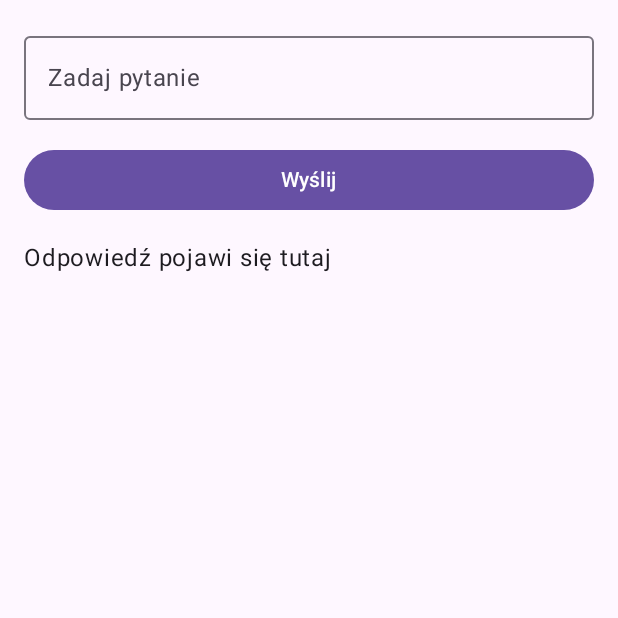
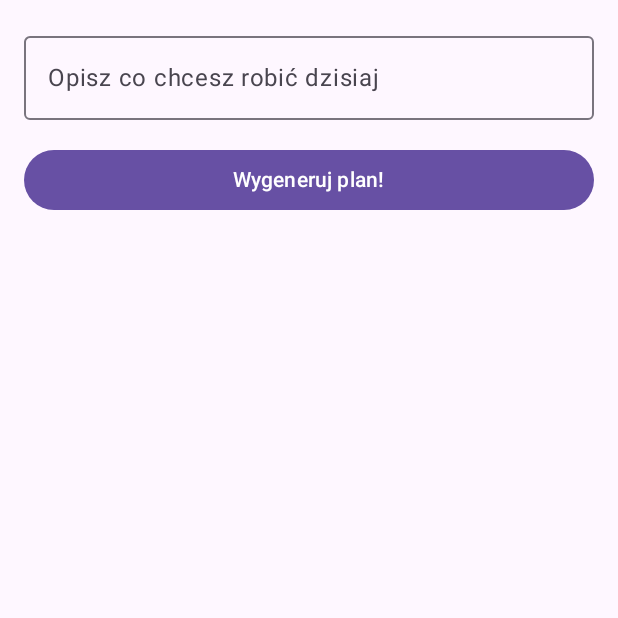
Before and after one commit to Gou-ash/FishyFrank, an Android app built with Jetpack Compose: the screen it shows after launch (MainActivity), on a phone screen of 412 x 824 dp, the top half of it. Run offline under Robolectric (Android 15) with nearby library versions, the phone set to English and light mode, and no system bars.

Commit message:
More changes

```diff
--- a/app/src/main/java/com/example/hackaton/Gemini.kt
+++ b/app/src/main/java/com/example/hackaton/Gemini.kt
@@ -17,18 +17,15 @@ import androidx.compose.runtime.mutableStateOf
 import androidx.compose.runtime.remember
 import androidx.compose.runtime.setValue
 import androidx.compose.ui.Modifier
-import androidx.compose.ui.tooling.preview.Preview
 import androidx.compose.ui.unit.dp
-import androidx.compose.ui.unit.sp
 import retrofit2.Call
 import retrofit2.Callback
 import retrofit2.Response
 import retrofit2.Retrofit
 import retrofit2.converter.gson.GsonConverterFactory
 
-
 // Main ask function
-public fun askGemini(dzien: Dzien, prompt: String, onResponse: (String) -> Unit) {
+public fun askGemini(prompt: String, onResponse: (String) -> Unit) {
     // Build retrofit
     val retrofit = Retrofit.Builder()
         .baseUrl("https://generativelanguage.googleapis.com/")
@@ -38,7 +35,7 @@ public fun askGemini(dzien: Dzien, prompt: String, onResponse: (String) -> Unit)
     // Generate request
     val api = retrofit.create(GeminiApi::class.java)
     val request = GeminiRequest(
-        contents = listOf(Content(parts = listOf(Part(text =  GetDayplan(dzien, prompt)))))
+        contents = listOf(Content(parts = listOf(Part(text =  GetDayplan(prompt)))))
     )
 
     // API KEY
@@ -82,7 +79,7 @@ fun GeminiChatScreen(
         OutlinedTextField(
             value = prompt,
             onValueChange = { prompt = it },
-            label = { Text("Zadaj pytanie") },
+            label = { Text("Opisz co chcesz robić dzisiaj") },
             modifier = Modifier.fillMaxWidth()
         )
 
@@ -92,29 +89,27 @@ fun GeminiChatScreen(
             onClick = { onSend(prompt) },
             modifier = Modifier.fillMaxWidth()
         ) {
-            Text("Wyślij")
+            Text("Wygeneruj plan!")
         }
 
         Spacer(modifier = Modifier.height(16.dp))
 
-        Text(
-            text = responseText,
-            fontSize = 16.sp,
-            modifier = Modifier.fillMaxWidth()
-        )
+        if (responseText!="Odpowiedź pojawi się tutaj") {
+            CreatePlan(stripFences(responseText))
+        }
     }
 }
 
 
 @Composable
-fun GeminiTest(dzien: Dzien) {
+fun GeminiTest() {
     var responseText by remember { mutableStateOf("Odpowiedź pojawi się tutaj") }
 
     MaterialTheme {
         Surface(modifier = Modifier.fillMaxSize()) {
             GeminiChatScreen(
                 onSend = { prompt ->
-                    askGemini(dzien, prompt) { reply ->
+                    askGemini(prompt) { reply ->
                         responseText = reply
                     }
                 },
@@ -123,8 +118,6 @@ fun GeminiTest(dzien: Dzien) {
         }
     }
 
-    if (responseText!="Odpowiedź pojawi się tutaj")
-        CreatePlan(stripFences(responseText), dayName = "SOBOTA")
 }
 
 fun stripFences(raw: String): String {
--- a/app/src/main/java/com/example/hackaton/MainActivity.kt
+++ b/app/src/main/java/com/example/hackaton/MainActivity.kt
@@ -11,8 +11,7 @@ class MainActivity : ComponentActivity() {
         super.onCreate(savedInstanceState)
         setContent {
             // Gemini test
-            GeminiTest(dzien = Dzien.SOBOTA)
-
+            GeminiTest()
         }
     }
 
--- a/app/src/main/java/com/example/hackaton/Prompts.kt
+++ b/app/src/main/java/com/example/hackaton/Prompts.kt
@@ -1,16 +1,17 @@
 package com.example.hackaton
 
-public fun GetDayplan(dzien: Dzien, tasks: String): String {
+public fun GetDayplan(tasks: String): String {
     val head = """
             Jesteś asystentem pomagającym w planowaniu.
-            Proszę wygeneruj plan dnia zawierający tylko podane zadania na $dzien w formacie JSON.
-            Nazwa obiektu to $dzien.
+            Miej w uwadzę to że pomagasz użytkownikowi ze zdrowiem psychicznym i
+            we walce z nadmiernym screen timem.
+            Miej na uwadzę poprzednie zapytania, i poprzedni przeslany przez ciebie plan.
+            Nazwa obiektu to SOBOTA.
             Każdy wpis ma mieć pola:
               - "time": godzina w formacie HH:mm (w zakresie 00:00–23:59),
               - "activity": krótki opis zadania.
             Zadania do uwzględnienia: $tasks
-            Rozmieść zadania w logicznych godzinach (np. od 07:00 do 22:00).
-            Jeśli brak zadań, zwróć pustą tablicę, np. `{ "$dzien": [] }`.
+            Rozmieść zadania w logicznych godzinach (np. od 07:00 do 22:00 co godzine).
             Odpowiedz **TYLKO** czystym JSON-em, bez żadnego tekstu dodatkowego.
             Upewnij się, że JSON jest poprawny składniowo.
 
@@ -51,14 +52,3 @@ object Prompts {
         Odpowiedz **TYLKO** czystym JSON-em, bez żadnego tekstu dodatkowego.
     """
 }
-
-
-enum class Dzien {
-    PONIEDZIALEK,
-    WTOREK,
-    SRODA,
-    CZWARTEK,
-    PIATEK,
-    SOBOTA,
-    NIEDZIELA
-}
```
Also changed, not shown: app/src/main/java/com/example/hackaton/PlanParser.kt (+12 -5 lines).
